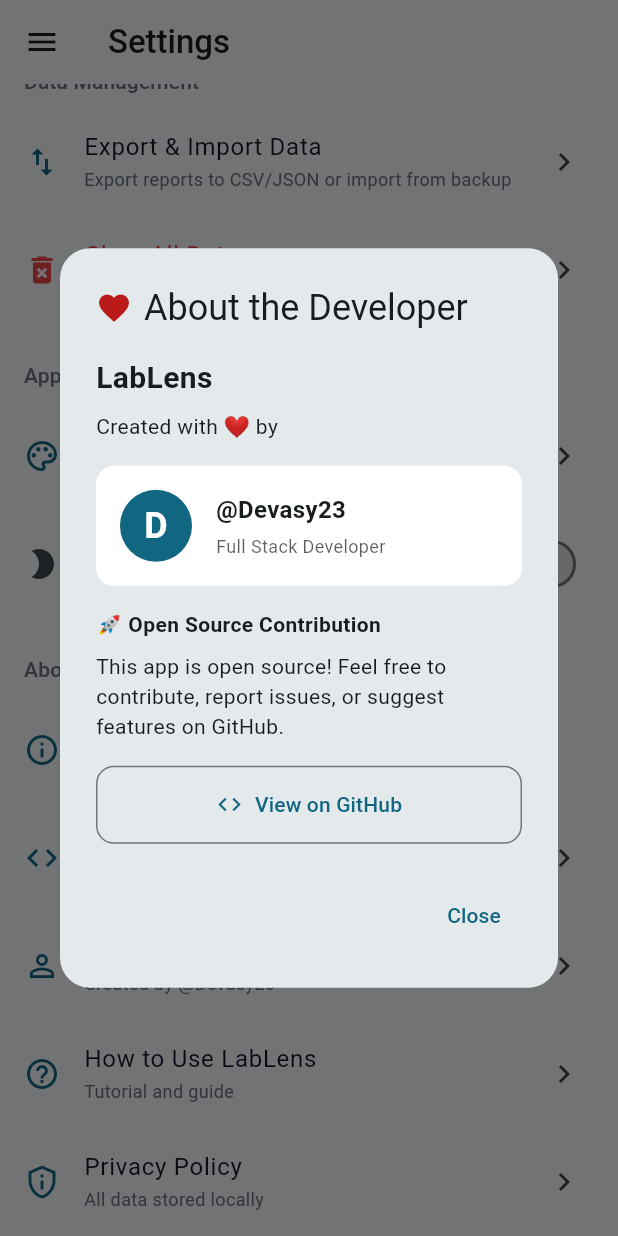
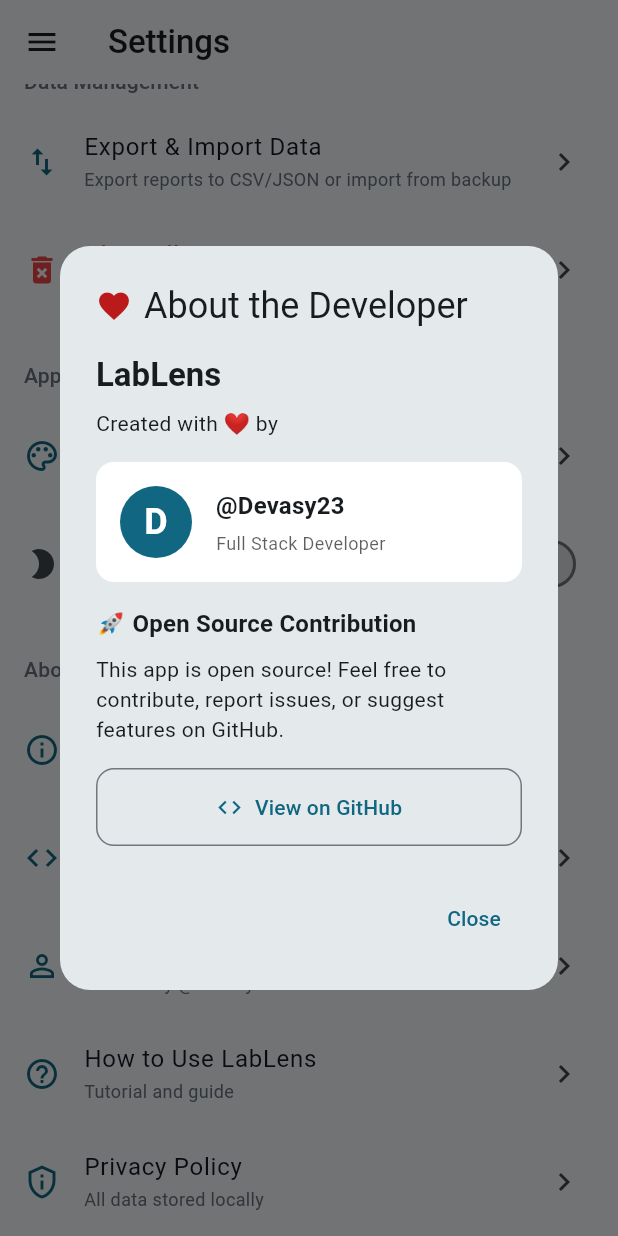
Before and after one commit to Devasy23/Hwiz, a Flutter app: the SettingsTab screen opened directly, scrolled down 284 dp, after a tap on "Developer", on a phone screen of 412 x 824 dp. Run offline on Flutter 3.47's test engine with Material 3 defaults, Android fonts, the phone set to English and light mode, and no system bars; drawn by our look-alikes of dynamic_color; our stand-ins replace csv, file_picker, fl_chart, flutter_secure_storage, google_generative_ai, image_picker and 3 more; missing offline and left inert: fuzzywuzzy, syncfusion_flutter_pdfviewer; accounts and stored records are empty.

Commit message:
feat: Update text styles in report details and settings tab to use theme-based styles

```diff
--- a/health_analyzer/lib/views/screens/report_details_screen.dart
+++ b/health_analyzer/lib/views/screens/report_details_screen.dart
@@ -301,7 +301,7 @@ class _ReportDetailsScreenState extends State<ReportDetailsScreen> {
                   const SizedBox(width: AppTheme.spacing12),
                   Text(
                     widget.profileName!,
-                    style: AppTheme.titleMedium,
+                    style: Theme.of(context).textTheme.titleMedium,
                   ),
                 ],
               ),
--- a/health_analyzer/lib/views/screens/settings_tab.dart
+++ b/health_analyzer/lib/views/screens/settings_tab.dart
@@ -341,7 +341,7 @@ class SettingsTab extends StatelessWidget {
       context: context,
       builder: (context) => AlertDialog(
         title: const Text('How to Use LabLens'),
-        content: const SingleChildScrollView(
+        content: SingleChildScrollView(
           child: Text(
             '📱 Getting Started\n\n'
             '1. Create Profile\n'
@@ -359,7 +359,7 @@ class SettingsTab extends StatelessWidget {
             '• Keep reports flat and in focus\n'
             '• All data is stored locally on your device\n'
             '• Regular updates help track health trends',
-            style: TextStyle(fontSize: 14),
+            style: Theme.of(context).textTheme.bodyMedium,
           ),
         ),
         actions: [
@@ -377,7 +377,7 @@ class SettingsTab extends StatelessWidget {
       context: context,
       builder: (context) => AlertDialog(
         title: const Text('Privacy Policy'),
-        content: const SingleChildScrollView(
+        content: SingleChildScrollView(
           child: Text(
             'LabLens Privacy Policy\n\n'
             '1. Data Storage\n'
@@ -395,7 +395,7 @@ class SettingsTab extends StatelessWidget {
             'We do not collect usage analytics or personal information.\n\n'
             '6. Security\n'
             'We use industry-standard encryption for sensitive data storage.',
-            style: TextStyle(fontSize: 14),
+            style: Theme.of(context).textTheme.bodyMedium,
           ),
         ),
         actions: [
@@ -456,17 +456,16 @@ class SettingsTab extends StatelessWidget {
           mainAxisSize: MainAxisSize.min,
           crossAxisAlignment: CrossAxisAlignment.start,
           children: [
-            const Text(
+            Text(
               'LabLens',
-              style: TextStyle(
-                fontSize: 20,
+              style: Theme.of(context).textTheme.titleLarge?.copyWith(
                 fontWeight: FontWeight.bold,
               ),
             ),
             const SizedBox(height: 8),
-            const Text(
+            Text(
               'Created with ❤️ by',
-              style: TextStyle(fontSize: 14),
+              style: Theme.of(context).textTheme.bodyMedium,
             ),
             const SizedBox(height: 16),
             Container(
@@ -500,10 +499,9 @@ class SettingsTab extends StatelessWidget {
                     child: Column(
                       crossAxisAlignment: CrossAxisAlignment.start,
                       children: [
-                        const Text(
+                        Text(
                           '@Devasy23',
-                          style: TextStyle(
-                            fontSize: 16,
+                          style: Theme.of(context).textTheme.titleMedium?.copyWith(
                             fontWeight: FontWeight.bold,
                           ),
                         ),
@@ -522,14 +520,16 @@ class SettingsTab extends StatelessWidget {
               ),
             ),
             const SizedBox(height: 16),
-            const Text(
+            Text(
               '🚀 Open Source Contribution',
-              style: TextStyle(fontWeight: FontWeight.bold),
+              style: Theme.of(context).textTheme.titleMedium?.copyWith(
+                fontWeight: FontWeight.bold,
+              ),
             ),
             const SizedBox(height: 8),
-            const Text(
+            Text(
               'This app is open source! Feel free to contribute, report issues, or suggest features on GitHub.',
-              style: TextStyle(fontSize: 14),
+              style: Theme.of(context).textTheme.bodyMedium,
             ),
             const SizedBox(height: 16),
             Row(
```
